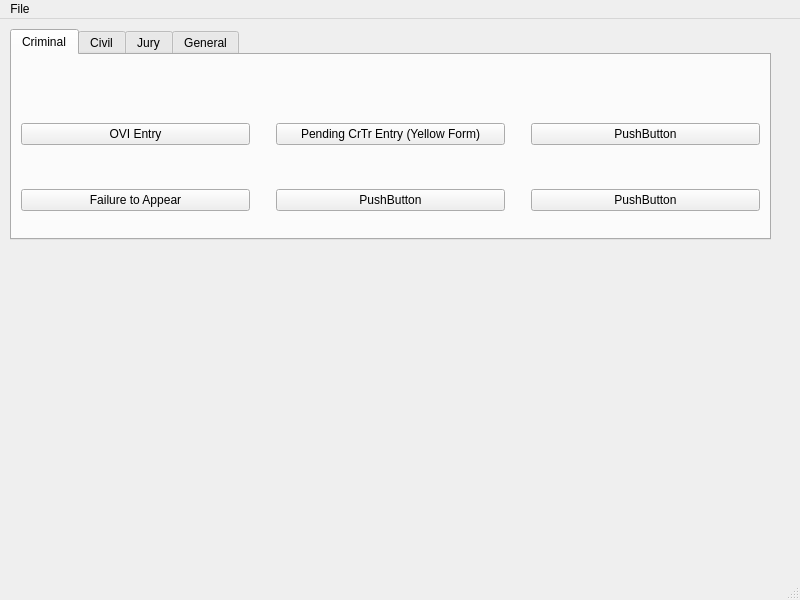
The window that ui/MainWindow.ui (HunterProgram22/MuniEntry) describes before a commit, drawn with Qt 5.
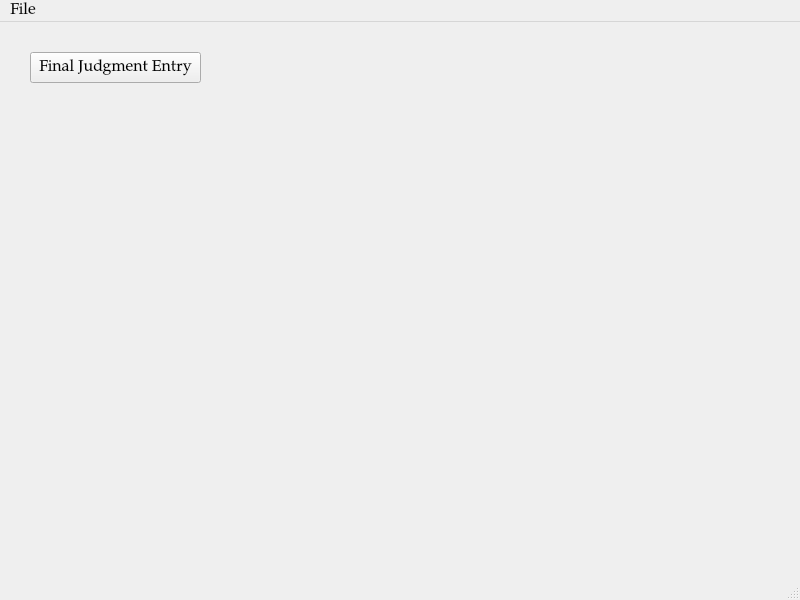
The same window after the commit.

Commit message: Modified Main Window and added Case Information dialog.

```diff
--- a/ui/MainWindow.ui
+++ b/ui/MainWindow.ui
@@ -10,338 +10,28 @@
     <height>600</height>
    </rect>
   </property>
+  <property name="font">
+   <font>
+    <family>Palatino Linotype</family>
+    <pointsize>12</pointsize>
+   </font>
+  </property>
   <property name="windowTitle">
    <string>MuniEntry</string>
   </property>
   <widget class="QWidget" name="centralwidget">
-   <widget class="QTabWidget" name="tabWidget">
+   <widget class="QPushButton" name="FinalJudgmentEntryButton">
     <property name="geometry">
      <rect>
-      <x>10</x>
-      <y>10</y>
-      <width>761</width>
-      <height>211</height>
+      <x>30</x>
+      <y>30</y>
+      <width>171</width>
+      <height>31</height>
      </rect>
     </property>
-    <property name="currentIndex">
-     <number>0</number>
+    <property name="text">
+     <string>Final Judgment Entry</string>
     </property>
-    <widget class="QWidget" name="tab">
-     <attribute name="title">
-      <string>Criminal</string>
-     </attribute>
-     <layout class="QGridLayout" name="gridLayout">
-      <item row="0" column="3">
-       <spacer name="verticalSpacer_2">
-        <property name="orientation">
-         <enum>Qt::Vertical</enum>
-        </property>
-        <property name="sizeHint" stdset="0">
-         <size>
-          <width>20</width>
-          <height>40</height>
-         </size>
-        </property>
-       </spacer>
-      </item>
-      <item row="1" column="0">
-       <widget class="QPushButton" name="OviEntryDialog">
-        <property name="text">
-         <string>OVI Entry</string>
-        </property>
-       </widget>
-      </item>
-      <item row="1" column="2">
-       <widget class="QPushButton" name="YellowFormDialog">
-        <property name="text">
-         <string>Pending CrTr Entry (Yellow Form)</string>
-        </property>
-       </widget>
-      </item>
-      <item row="1" column="4">
-       <widget class="QPushButton" name="pushButton_7">
-        <property name="text">
-         <string>PushButton</string>
-        </property>
-       </widget>
-      </item>
-      <item row="2" column="0">
-       <spacer name="horizontalSpacer">
-        <property name="orientation">
-         <enum>Qt::Horizontal</enum>
-        </property>
-        <property name="sizeHint" stdset="0">
-         <size>
-          <width>40</width>
-          <height>20</height>
-         </size>
-        </property>
-       </spacer>
-      </item>
-      <item row="2" column="2">
-       <spacer name="horizontalSpacer_2">
-        <property name="orientation">
-         <enum>Qt::Horizontal</enum>
-        </property>
-        <property name="sizeHint" stdset="0">
-         <size>
-          <width>40</width>
-          <height>20</height>
-         </size>
-        </property>
-       </spacer>
-      </item>
-      <item row="2" column="4">
-       <spacer name="horizontalSpacer_3">
-        <property name="orientation">
-         <enum>Qt::Horizontal</enum>
-        </property>
-        <property name="sizeHint" stdset="0">
-         <size>
-          <width>40</width>
-          <height>20</height>
-         </size>
-        </property>
-       </spacer>
-      </item>
-      <item row="3" column="0">
-       <widget class="QPushButton" name="FailureToAppearDialog">
-        <property name="text">
-         <string>Failure to Appear</string>
-        </property>
-       </widget>
-      </item>
-      <item row="3" column="2">
-       <widget class="QPushButton" name="pushButton_6">
-        <property name="text">
-         <string>PushButton</string>
-        </property>
-       </widget>
-      </item>
-      <item row="3" column="4">
-       <widget class="QPushButton" name="pushButton_8">
-        <property name="text">
-         <string>PushButton</string>
-        </property>
-       </widget>
-      </item>
-      <item row="3" column="1">
-       <spacer name="verticalSpacer">
-        <property name="orientation">
-         <enum>Qt::Vertical</enum>
-        </property>
-        <property name="sizeHint" stdset="0">
-         <size>
-          <width>20</width>
-          <height>40</height>
-         </size>
-        </property>
-       </spacer>
-      </item>
-      <item row="0" column="1">
-       <spacer name="verticalSpacer_7">
-        <property name="orientation">
-         <enum>Qt::Vertical</enum>
-        </property>
-        <property name="sizeHint" stdset="0">
-         <size>
-          <width>20</width>
-          <height>40</height>
-         </size>
-        </property>
-       </spacer>
-      </item>
-      <item row="3" column="3">
-       <spacer name="verticalSpacer_8">
-        <property name="orientation">
-         <enum>Qt::Vertical</enum>
-        </property>
-        <property name="sizeHint" stdset="0">
-         <size>
-          <width>20</width>
-          <height>40</height>
-         </size>
-        </property>
-       </spacer>
-      </item>
-     </layout>
-    </widget>
-    <widget class="QWidget" name="tab_2">
-     <attribute name="title">
-      <string>Civil</string>
-     </attribute>
-    </widget>
-    <widget class="QWidget" name="tab_3">
-     <attribute name="title">
-      <string>Jury</string>
-     </attribute>
-     <widget class="QPushButton" name="JuryInstructionsDialog">
-      <property name="geometry">
-       <rect>
-        <x>10</x>
-        <y>20</y>
-        <width>179</width>
-        <height>28</height>
-       </rect>
-      </property>
-      <property name="text">
-       <string>Jury Instructions</string>
-      </property>
-     </widget>
-     <widget class="QPushButton" name="VerdictFormDialog">
-      <property name="geometry">
-       <rect>
-        <x>10</x>
-        <y>90</y>
-        <width>179</width>
-        <height>28</height>
-       </rect>
-      </property>
-      <property name="text">
-       <string>Verdict Form</string>
-      </property>
-     </widget>
-    </widget>
-    <widget class="QWidget" name="tab_4">
-     <attribute name="title">
-      <string>General</string>
-     </attribute>
-     <layout class="QGridLayout" name="gridLayout_2">
-      <item row="0" column="1">
-       <spacer name="verticalSpacer_3">
-        <property name="orientation">
-         <enum>Qt::Vertical</enum>
-        </property>
-        <property name="sizeHint" stdset="0">
-         <size>
-          <width>20</width>
-          <height>40</height>
-         </size>
-        </property>
-       </spacer>
-      </item>
-      <item row="0" column="3">
-       <spacer name="verticalSpacer_4">
-        <property name="orientation">
-         <enum>Qt::Vertical</enum>
-        </property>
-        <property name="sizeHint" stdset="0">
-         <size>
-          <width>20</width>
-          <height>40</height>
-         </size>
-        </property>
-       </spacer>
-      </item>
-      <item row="2" column="0">
-       <widget class="QPushButton" name="pushButton">
-        <property name="text">
-         <string>PushButton</string>
-        </property>
-       </widget>
-      </item>
-      <item row="2" column="2">
-       <widget class="QPushButton" name="pushButton_2">
-        <property name="text">
-         <string>PushButton</string>
-        </property>
-       </widget>
-      </item>
-      <item row="1" column="0">
-       <spacer name="horizontalSpacer_4">
-        <property name="orientation">
-         <enum>Qt::Horizontal</enum>
-        </property>
-        <property name="sizeHint" stdset="0">
-         <size>
-          <width>40</width>
-          <height>20</height>
-         </size>
-        </property>
-       </spacer>
-      </item>
-      <item row="1" column="2">
-       <spacer name="horizontalSpacer_5">
-        <property name="orientation">
-         <enum>Qt::Horizontal</enum>
-        </property>
-        <property name="sizeHint" stdset="0">
-         <size>
-          <width>40</width>
-          <height>20</height>
-         </size>
-        </property>
-       </spacer>
-      </item>
-      <item row="0" column="2">
-       <widget class="QPushButton" name="MotionEntryDialog">
-        <property name="text">
-         <string>Motion Entry</string>
-        </property>
-       </widget>
-      </item>
-      <item row="0" column="0">
-       <widget class="QPushButton" name="TransferEntryDialog">
-        <property name="text">
-         <string>Transfer Entry</string>
-        </property>
-       </widget>
-      </item>
-      <item row="0" column="4">
-       <widget class="QPushButton" name="pushButton_3">
-        <property name="text">
-         <string>PushButton</string>
-        </property>
-       </widget>
-      </item>
-      <item row="2" column="4">
-       <widget class="QPushButton" name="pushButton_4">
-        <property name="text">
-         <string>PushButton</string>
-        </property>
-       </widget>
-      </item>
-      <item row="1" column="4">
-       <spacer name="horizontalSpacer_6">
-        <property name="orientation">
-         <enum>Qt::Horizontal</enum>
-        </property>
-        <property name="sizeHint" stdset="0">
-         <size>
-          <width>40</width>
-          <height>20</height>
-         </size>
-        </property>
-       </spacer>
-      </item>
-      <item row="2" column="1">
-       <spacer name="verticalSpacer_5">
-        <property name="orientation">
-         <enum>Qt::Vertical</enum>
-        </property>
-        <property name="sizeHint" stdset="0">
-         <size>
-          <width>20</width>
-          <height>40</height>
-         </size>
-        </property>
-       </spacer>
-      </item>
-      <item row="2" column="3">
-       <spacer name="verticalSpacer_6">
-        <property name="orientation">
-         <enum>Qt::Vertical</enum>
-        </property>
-        <property name="sizeHint" stdset="0">
-         <size>
-          <width>20</width>
-          <height>40</height>
-         </size>
-        </property>
-       </spacer>
-      </item>
-     </layout>
-    </widget>
    </widget>
   </widget>
   <widget class="QMenuBar" name="menubar">
@@ -350,7 +40,7 @@
      <x>0</x>
      <y>0</y>
      <width>800</width>
-     <height>26</height>
+     <height>28</height>
     </rect>
    </property>
    <widget class="QMenu" name="menuFile">
```
Left out of the diff: 42 changed lines with no effect on the pictures. The commit also changes 5 other files.
